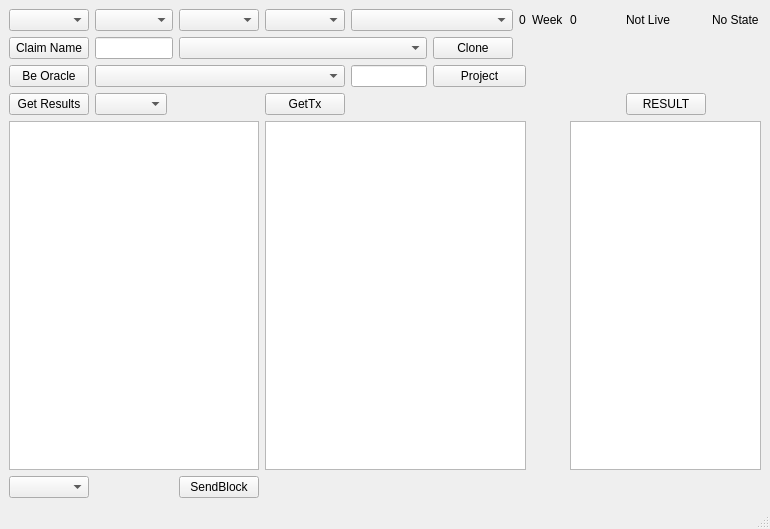
The window that cute-fantasy/testingwindow.ui (protoblock/protoblock) describes before a commit, drawn with Qt 5.
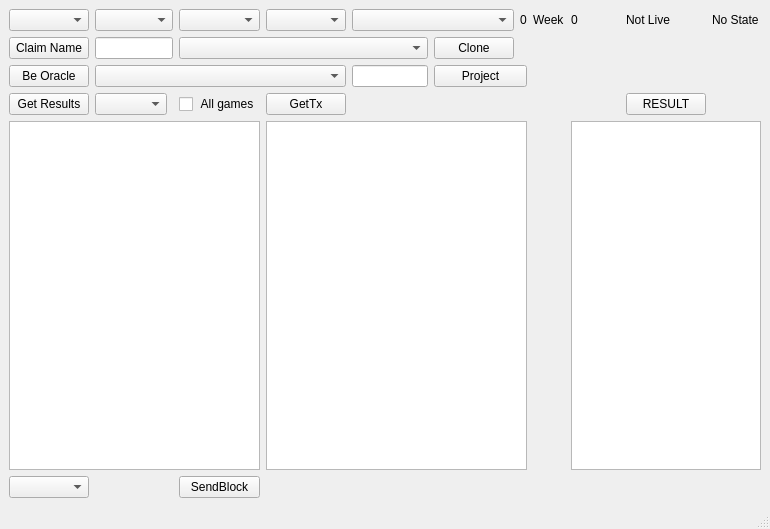
The same window after the commit.

Commit message: datagent GameStart

```diff
--- a/cute-fantasy/testingwindow.ui
+++ b/cute-fantasy/testingwindow.ui
@@ -148,6 +148,13 @@
     <item row="7" column="9" colspan="3">
      <widget class="QListWidget" name="awards"/>
     </item>
+    <item row="6" column="3">
+     <widget class="QCheckBox" name="allgames">
+      <property name="text">
+       <string> All games</string>
+      </property>
+     </widget>
+    </item>
    </layout>
   </widget>
   <widget class="QMenuBar" name="menubar">
```
The commit also changes 1 other file.
